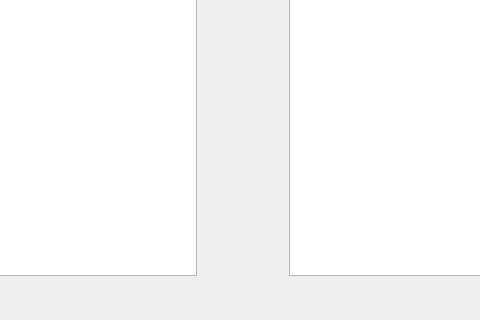
Alex-BusNet/LibraryManagement, file LibraryManagement/useroptions.ui: the form before one commit; both pictures show x 603 to 1083 and y 247 to 567 of the 1362 by 567 pixel window.
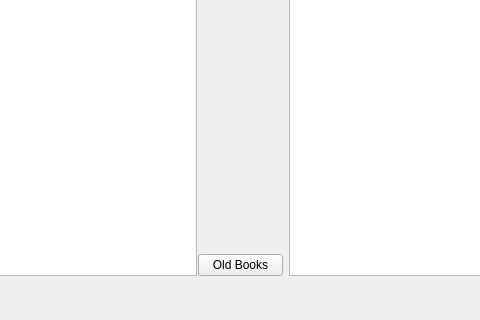
The form after the commit.

Commit message: Added Functionality to see books that have been retired from the master list and restore them back. Also improved the Add/Edit user and book functionality and added confirmation popup dialog to remove user and remove book. Improved active button functionality for when reserve book, remove book, edit book, edit user, and remove user are active. Changed ISBN to QString (was long long int) rewrote search function to accommodate the change from long long int to QString.

The edit to the form file:
```diff
--- a/LibraryManagement/useroptions.ui
+++ b/LibraryManagement/useroptions.ui
@@ -235,6 +235,13 @@
            </property>
           </spacer>
          </item>
+         <item>
+          <widget class="QPushButton" name="oldPB">
+           <property name="text">
+            <string>Old Books</string>
+           </property>
+          </widget>
+         </item>
         </layout>
        </item>
        <item>
```
The commit also changes 15 other files.
